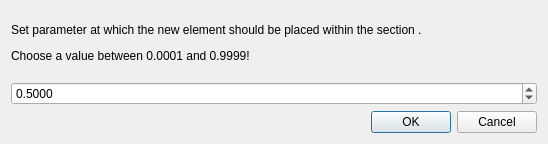
Before: the Qt Designer form TIGLViewer/src/modificators/NewConnectedElementParamDialog.ui in DLR-SC/tigl, drawn with Qt 5.
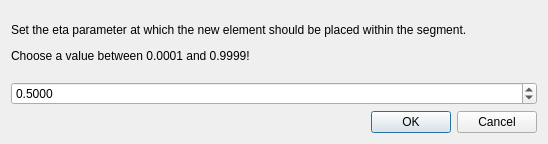
After: the same form once the commit is applied.

Commit message: Change text inside the NewConnectedElementParamDialog

```diff
--- a/TIGLViewer/src/modificators/NewConnectedElementParamDialog.ui
+++ b/TIGLViewer/src/modificators/NewConnectedElementParamDialog.ui
@@ -29,7 +29,7 @@
       </sizepolicy>
      </property>
      <property name="text">
-      <string>&lt;html&gt;&lt;head/&gt;&lt;body&gt;&lt;p&gt;Set parameter at which the new element should be placed within the section .&lt;/p&gt;&lt;p&gt;Choose a value between 0.0001 and 0.9999!&lt;/p&gt;&lt;/body&gt;&lt;/html&gt;</string>
+      <string>&lt;html&gt;&lt;head/&gt;&lt;body&gt;&lt;p&gt;Set the eta parameter at which the new element should be placed within the segment.&lt;/p&gt;&lt;p&gt;Choose a value between 0.0001 and 0.9999!&lt;/p&gt;&lt;/body&gt;&lt;/html&gt;</string>
      </property>
     </widget>
    </item>
```
Left out of the diff: 2 changed lines with no effect on the pictures.
